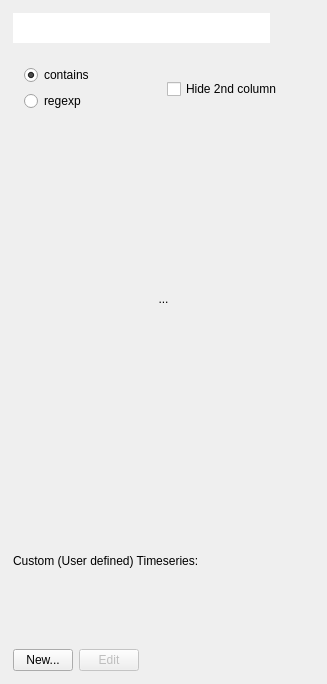
This is plotter_gui/curvelist_panel.ui in facontidavide/PlotJuggler as Qt 5 draws it before an edit. The edited form follows.
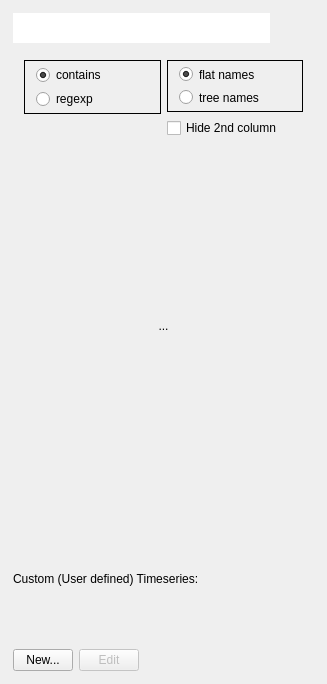
This is the edited form. Icons and pictures are not drawn.

```diff
--- a/plotter_gui/curvelist_panel.ui
+++ b/plotter_gui/curvelist_panel.ui
@@ -159,17 +159,29 @@
          <property name="maximumSize">
           <size>
            <width>16777215</width>
-           <height>80</height>
+           <height>100</height>
           </size>
          </property>
          <layout class="QHBoxLayout" name="horizontalLayout_3">
           <item>
            <layout class="QVBoxLayout" name="verticalLayout_3">
+            <item>
+             <widget class="QFrame" name="frame_2">
+              <property name="frameShape">
+               <enum>QFrame::Box</enum>
+              </property>
+              <property name="frameShadow">
+               <enum>QFrame::Plain</enum>
+              </property>
+              <layout class="QVBoxLayout" name="verticalLayout_6">
             <property name="spacing">
-             <number>2</number>
-            </property>
-            <property name="sizeConstraint">
-             <enum>QLayout::SetMinimumSize</enum>
+                <number>4</number>
+               </property>
+               <property name="topMargin">
+                <number>4</number>
+               </property>
+               <property name="bottomMargin">
+                <number>4</number>
             </property>
             <item>
              <widget class="QRadioButton" name="radioContains">
@@ -188,7 +200,7 @@
               <property name="maximumSize">
                <size>
                 <width>16777215</width>
-                <height>18</height>
+                   <height>20</height>
                </size>
               </property>
               <property name="focusPolicy">
@@ -225,7 +237,7 @@
               <property name="maximumSize">
                <size>
                 <width>16777215</width>
-                <height>18</height>
+                   <height>20</height>
                </size>
               </property>
               <property name="focusPolicy">
@@ -246,12 +258,81 @@
              </widget>
             </item>
            </layout>
+             </widget>
           </item>
           <item>
-           <layout class="QVBoxLayout" name="verticalLayout_4">
+             <spacer name="verticalSpacer">
+              <property name="orientation">
+               <enum>Qt::Vertical</enum>
+              </property>
+              <property name="sizeHint" stdset="0">
+               <size>
+                <width>20</width>
+                <height>40</height>
+               </size>
+              </property>
+             </spacer>
+            </item>
+           </layout>
+          </item>
+          <item>
+           <layout class="QVBoxLayout" name="verticalLayout_4" stretch="0,1">
             <property name="sizeConstraint">
              <enum>QLayout::SetMinimumSize</enum>
             </property>
+            <item>
+             <widget class="QFrame" name="frame">
+              <property name="frameShape">
+               <enum>QFrame::Box</enum>
+              </property>
+              <property name="frameShadow">
+               <enum>QFrame::Plain</enum>
+              </property>
+              <layout class="QVBoxLayout" name="verticalLayout_2">
+               <property name="spacing">
+                <number>4</number>
+               </property>
+               <property name="topMargin">
+                <number>4</number>
+               </property>
+               <property name="bottomMargin">
+                <number>4</number>
+               </property>
+               <item>
+                <widget class="QRadioButton" name="radioFlat">
+                 <property name="maximumSize">
+                  <size>
+                   <width>16777215</width>
+                   <height>20</height>
+                  </size>
+                 </property>
+                 <property name="text">
+                  <string>flat names</string>
+                 </property>
+                 <property name="checked">
+                  <bool>true</bool>
+                 </property>
+                </widget>
+               </item>
+               <item>
+                <widget class="QRadioButton" name="radioTree">
+                 <property name="maximumSize">
+                  <size>
+                   <width>16777215</width>
+                   <height>20</height>
+                  </size>
+                 </property>
+                 <property name="text">
+                  <string>tree names</string>
+                 </property>
+                 <property name="checked">
+                  <bool>false</bool>
+                 </property>
+                </widget>
+               </item>
+              </layout>
+             </widget>
+            </item>
             <item>
              <widget class="QCheckBox" name="checkBoxHideSecondColumn">
               <property name="focusPolicy">
```
Lines whose indentation alone changed are shown as unchanged.
